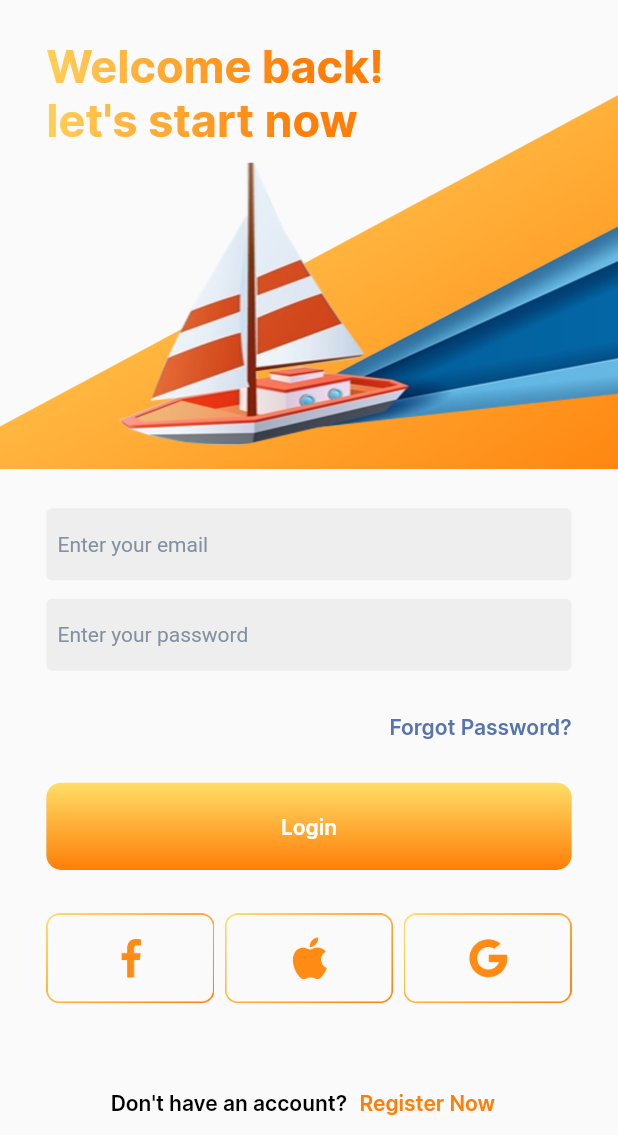
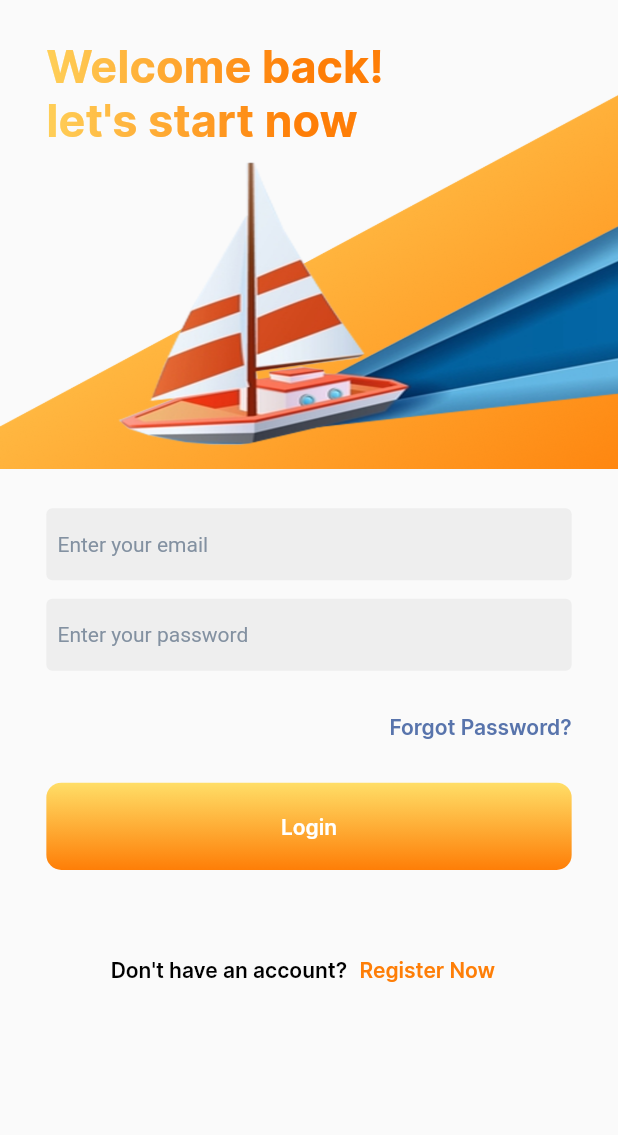
Before and after one commit to MarvelApps-Flutter/cloud_functions_demo, a Flutter app: the LoginScreen screen opened directly, on a phone screen of 412 x 824 dp, the part 101-1236 px from its top. Run offline on Flutter 3.47's test engine with Material 2 defaults, Android fonts, the phone set to English and light mode, and no system bars; our stand-ins replace cloud_functions, firebase_core, fluttertoast; accounts and stored records are empty.

Commit message:
lib update

```diff
--- a/lib/constants/app_constants.dart
+++ b/lib/constants/app_constants.dart
@@ -17,6 +17,7 @@ class AppConstants
   static const String getStarted = "Get Started";
   static const String backArrow = "assets/images/back.png";
   static const String trapeziumRight = "assets/images/trapezium_right.png";
+  static const String trapeziumLeft = "assets/images/trapezium_left.png";
   static const String design = "assets/images/design.png";
   static const String join = "let's Join!";
   static const String agreeAndRegister = "Agree and register";
@@ -27,4 +28,13 @@ class AppConstants
   static const String pass = "Password";
   static const String email = "Email";
   static const String username = "Username";
+  static const String welcomeBack = "Welcome back!";
+  static const String startNow = "let's start now";
+  static const String upperDesign = "assets/images/upper_design.png";
+  static const String enterEmail = "Enter your email";
+  static const String enterPass = "Enter your password";
+  static const String forgotPass =  "Forgot Password?";
+  static const String registerNow = "Register Now";
+  static const String login = "Login";
+  static const String dontAct = "Don't have an account?";
 }
--- a/lib/screens/login_screen.dart
+++ b/lib/screens/login_screen.dart
@@ -1,7 +1,6 @@
+import 'package:cloud_func_module/constants/app_constants.dart';
 import 'package:cloud_func_module/constants/color_constants.dart';
 import 'package:flutter/material.dart';
-import 'package:flutter_svg/svg.dart';
-
 import '../app_config/app_config.dart';
 import '../widgets/common_text_field.dart';
 
@@ -56,7 +55,7 @@ class _LoginScreenState extends State<LoginScreen> {
                   mainAxisAlignment: MainAxisAlignment.start,
                   children: [
                     Image.asset(
-                      "assets/images/back.png",
+                      AppConstants.backArrow,
                       height: 41,
                       width: 41,
                     ),
@@ -64,9 +63,9 @@ class _LoginScreenState extends State<LoginScreen> {
                       height: AppConfig().rH(3.2),
                     ),
                     Text(
-                      "Welcome back!",
+                      AppConstants.welcomeBack,
                       style: TextStyle(
-                          fontFamily: "Inter",
+                          fontFamily: AppConstants.inter,
                           fontWeight: FontWeight.w700,
                           fontSize: 30,
                           foreground: Paint()..shader = linearGradient),
@@ -82,9 +81,9 @@ class _LoginScreenState extends State<LoginScreen> {
                   child: FractionallySizedBox(
                     widthFactor: 0.85,
                     child: Text(
-                      "let's start now",
+                      AppConstants.startNow,
                       style: TextStyle(
-                          fontFamily: "Inter",
+                          fontFamily: AppConstants.inter,
                           fontWeight: FontWeight.w700,
                           fontSize: 30,
                           foreground: Paint()..shader = linearGradient),
@@ -92,7 +91,7 @@ class _LoginScreenState extends State<LoginScreen> {
                   ),
                 ),
                 Image.asset(
-                  "assets/images/trapezium_left.png",
+                  AppConstants.trapeziumLeft,
                   height: 250,
                   width: MediaQuery.of(context).size.width,
                   fit: BoxFit.fill,
@@ -102,7 +101,7 @@ class _LoginScreenState extends State<LoginScreen> {
                   margin: const EdgeInsets.only(left: 70, top: 39),
                   child: Center(
                     child: Image.asset(
-                      "assets/images/upper_design.png",
+                      AppConstants.upperDesign,
                       height: 200,
                       width: MediaQuery.of(context).size.width,
                       fit: BoxFit.fill,
@@ -121,7 +120,7 @@ class _LoginScreenState extends State<LoginScreen> {
                       height: AppConfig().rH(3.2),
                     ),
                     CommonTextFieldWidget(
-                      hintText: "Enter your email",
+                      hintText: AppConstants.enterEmail,
                       controller: emailController,
                       callBack: (val) {},
                       keyboardType: TextInputType.emailAddress,
@@ -135,7 +134,7 @@ class _LoginScreenState extends State<LoginScreen> {
                       height: AppConfig().rH(1.5),
                     ),
                     CommonTextFieldWidget(
-                      hintText: "Enter your password",
+                      hintText: AppConstants.enterPass,
                       controller: passwordController,
                       callBack: (val) {},
                       keyboardType: TextInputType.text,
@@ -148,13 +147,13 @@ class _LoginScreenState extends State<LoginScreen> {
                     SizedBox(
                       height: AppConfig().rH(3.5),
                     ),
-                    Align(
+                    const Align(
                       alignment: Alignment.centerRight,
                       child: Text(
-                        "Forgot Password?",
+                       AppConstants.forgotPass,
                         textAlign: TextAlign.end,
                         style: TextStyle(
-                            fontFamily: "Inter",
+                            fontFamily: AppConstants.inter,
                             fontWeight: FontWeight.w600,
                             fontSize: 14,
                             color: ColorConstants.lightBlueColor),
@@ -171,7 +170,7 @@ class _LoginScreenState extends State<LoginScreen> {
                       ),
                       decoration: BoxDecoration(
                         borderRadius: BorderRadius.circular(10),
-                        gradient: LinearGradient(
+                        gradient: const LinearGradient(
                             begin: Alignment.topCenter,
                             end: Alignment.bottomCenter,
                             colors: [
@@ -179,46 +178,15 @@ class _LoginScreenState extends State<LoginScreen> {
                               ColorConstants.orangeColor
                             ]),
                       ),
-                      child: Text(
-                        "Login",
+                      child: const Text(
+                       AppConstants.login,
                         textAlign: TextAlign.center,
                         style: TextStyle(
-                            fontFamily: "Inter",
+                            fontFamily:AppConstants.inter,
                             fontWeight: FontWeight.w600,
                             fontSize: 14,
                             color: Colors.white),
                       ),
-                    ),
-                    SizedBox(
-                      height: AppConfig().rH(3.5),
-                    ),
-                    Row(
-                      children: [
-                        Flexible(
-                          child: Image.asset(
-                            "assets/images/facebook.png",
-                            height: 60,
-                          ),
-                        ),
-                        SizedBox(
-                          width: 7,
-                        ),
-                        Flexible(
-                          child: Image.asset(
-                            "assets/images/apple.png",
-                            height: 60,
-                          ),
-                        ),
-                        SizedBox(
-                          width: 7,
-                        ),
-                        Flexible(
-                          child: Image.asset(
-                            "assets/images/google.png",
-                            height: 60,
-                          ),
-                        )
-                      ],
                     ),
                     SizedBox(
                       height: AppConfig().rH(5),
@@ -229,12 +197,11 @@ class _LoginScreenState extends State<LoginScreen> {
                           child: Padding(
                         padding: EdgeInsets.symmetric(
                           vertical: AppConfig().rH(2),
-                          //horizontal: AppConfig().rW(2),
                         ),
-                        child: Text(
-                          "Don't have an account?",
+                        child: const Text(
+                          AppConstants.dontAct,
                           style: TextStyle(
-                              fontFamily: "Inter",
+                              fontFamily: AppConstants.inter,
                               fontWeight: FontWeight.w600,
                               fontSize: 14,
                               color: Colors.black),
@@ -248,10 +215,10 @@ class _LoginScreenState extends State<LoginScreen> {
                             vertical: AppConfig().rH(2),
                             horizontal: AppConfig().rW(2),
                           ),
-                          child: Text(
-                            "Register Now",
+                          child: const Text(
+                           AppConstants.registerNow,
                             style: TextStyle(
-                                fontFamily: "Inter",
+                                fontFamily: AppConstants.inter,
                                 fontWeight: FontWeight.w600,
                                 fontSize: 14,
                                 color: ColorConstants.orangeColor),
--- a/lib/screens/registration_screen.dart
+++ b/lib/screens/registration_screen.dart
@@ -255,12 +255,10 @@ class _RegistrationScreenState extends State<RegistrationScreen> {
                       InkWell(
                         onTap: () async {
                           if (formGlobalKey!.currentState!.validate()) {
-                            if (userNameController!.text.toString().length != 0 &&
-                                emailController!.text.toString().length != 0 &&
-                                passwordController!.text.toString().length !=
-                                    0 &&
-                                cPasswordController!.text.toString().length !=
-                                    0) {
+                            if (userNameController!.text.toString().isNotEmpty &&
+                                emailController!.text.toString().isNotEmpty &&
+                                passwordController!.text.toString().isNotEmpty &&
+                                cPasswordController!.text.toString().isNotEmpty) {
                               if (passwordController!.text.toString().trim() ==
                                   cPasswordController!.text.toString().trim()) {
                                 setIsLoading();
@@ -283,7 +281,7 @@ class _RegistrationScreenState extends State<RegistrationScreen> {
                           ),
                           decoration: BoxDecoration(
                             borderRadius: BorderRadius.circular(10),
-                            gradient: LinearGradient(
+                            gradient: const LinearGradient(
                                 begin: Alignment.topCenter,
                                 end: Alignment.bottomCenter,
                                 colors: [
@@ -291,7 +289,7 @@ class _RegistrationScreenState extends State<RegistrationScreen> {
                                   ColorConstants.orangeColor
                                 ]),
                           ),
-                          child: Text(
+                          child: const Text(
                             AppConstants.agree,
                             textAlign: TextAlign.center,
                             style: TextStyle(
@@ -313,7 +311,7 @@ class _RegistrationScreenState extends State<RegistrationScreen> {
                             vertical: AppConfig().rH(1),
                             horizontal: AppConfig().rW(1),
                           ),
-                          child: Text(
+                          child: const Text(
                             AppConstants.alreadyHaveAct,
                             style: TextStyle(
                                 fontFamily: AppConstants.inter,
@@ -332,7 +330,7 @@ class _RegistrationScreenState extends State<RegistrationScreen> {
                               vertical: AppConfig().rH(1),
                               horizontal: AppConfig().rW(1),
                             ),
-                            child: Text(
+                            child: const Text(
                               AppConstants.agreeAndRegister,
                               style: TextStyle(
                                   fontFamily: AppConstants.inter,
```
